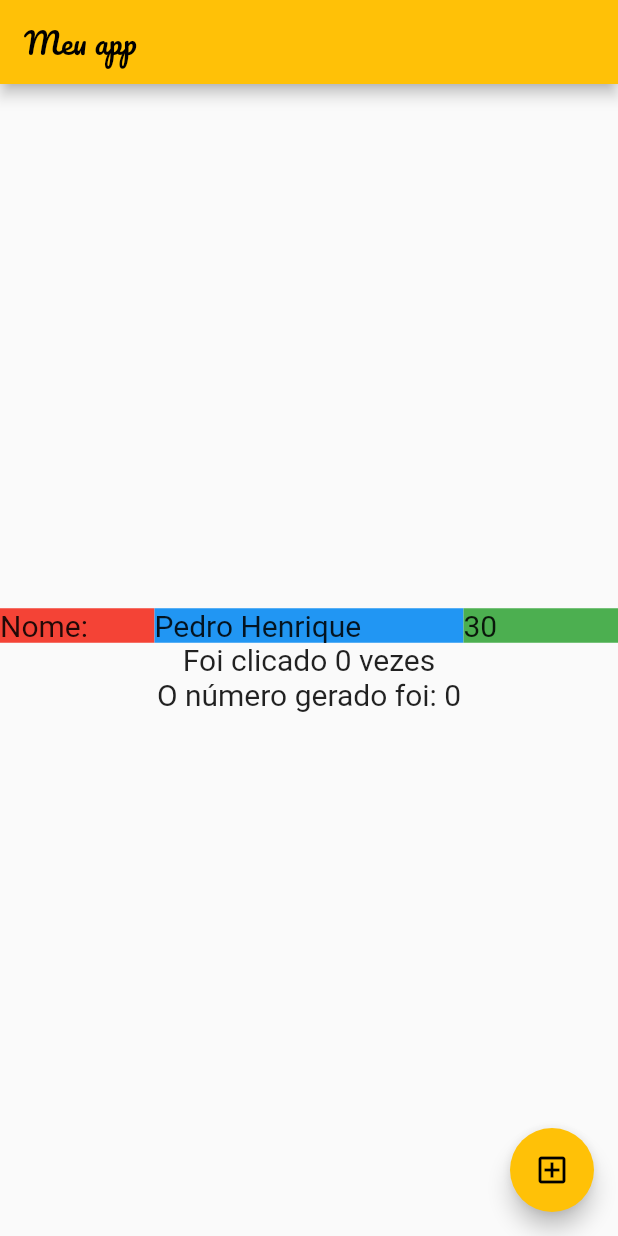
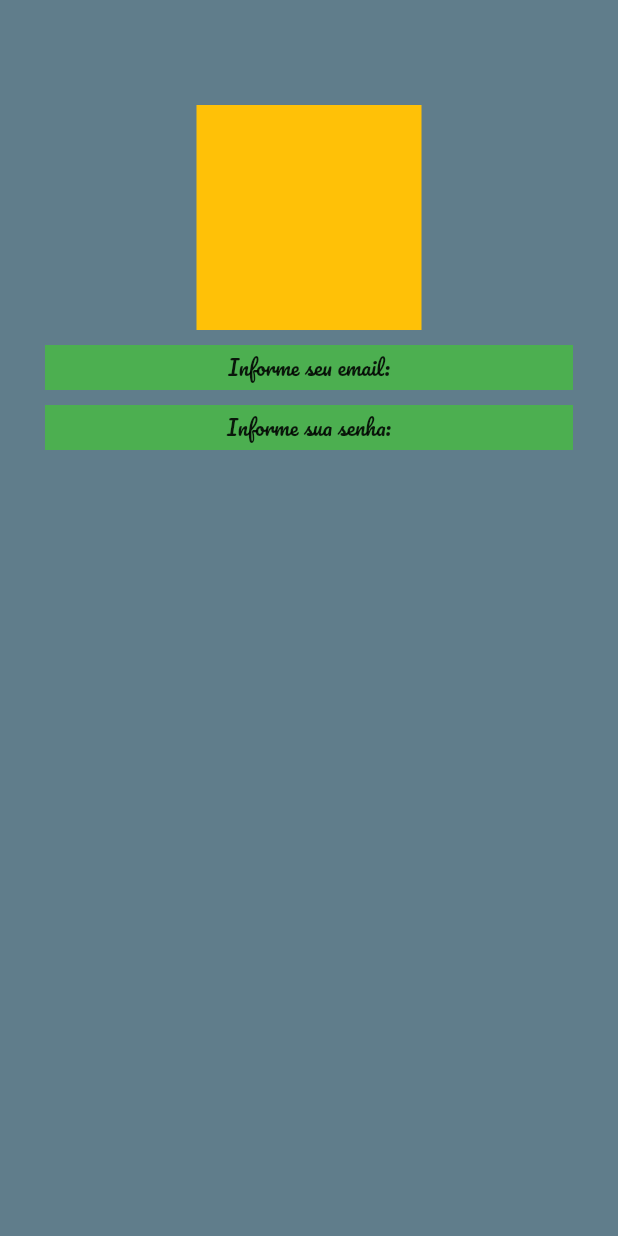
Before and after one commit to PedroHenriquebc/flutter-fundamentals, a Flutter app: the screen it shows after launch, on a phone screen of 412 x 824 dp. Run offline on Flutter 3.47's test engine with Material 2 defaults, Android fonts, the phone set to English and light mode, and no system bars; our stand-ins replace google_fonts; Roboto replaces fonts that are missing (Acme).

Commit message:
feat: Adiciona simulação de tela de Login com blocos

```diff
--- a/lib/my_app.dart
+++ b/lib/my_app.dart
@@ -1,6 +1,6 @@
 import 'package:flutter/material.dart';
 import 'package:google_fonts/google_fonts.dart';
-import 'package:trilhaapp/pages/home_page.dart';
+import 'package:trilhaapp/pages/login_pages.dart';
 
 class MyApp extends StatelessWidget {
   const MyApp({super.key});
@@ -12,7 +12,7 @@ class MyApp extends StatelessWidget {
         primarySwatch: Colors.amber,
         textTheme: GoogleFonts.pacificoTextTheme(),
       ),
-      home: const HomePage(),
+      home: const LoginPage(),
     );
   }
 }
--- /dev/null
+++ b/lib/pages/login_pages.dart
@@ -0,0 +1,57 @@
+import 'package:flutter/material.dart';
+
+class LoginPage extends StatefulWidget {
+  const LoginPage({super.key});
+
+  @override
+  State<LoginPage> createState() => _LoginPageState();
+}
+
+class _LoginPageState extends State<LoginPage> {
+  @override
+  Widget build(BuildContext context) {
+    return SafeArea(
+      child: Scaffold(
+        backgroundColor: Colors.blueGrey,
+        body: SizedBox(
+          width: double.infinity,
+          child: Column(
+            crossAxisAlignment: CrossAxisAlignment.center,
+            children: [
+              const SizedBox(
+                height: 70,
+              ),
+              Container(
+                width: 150,
+                height: 150,
+                color: Colors.amber,
+              ),
+              const SizedBox(
+                height: 10,
+              ),
+              Container(
+                width: double.infinity,
+                margin: const EdgeInsets.symmetric(horizontal: 30),
+                color: Colors.green,
+                height: 30,
+                alignment: Alignment.center,
+                child: const Text("Informe seu email:"),
+              ),
+              const SizedBox(
+                height: 10,
+              ),
+              Container(
+                width: double.infinity,
+                margin: const EdgeInsets.symmetric(horizontal: 30),
+                color: Colors.green,
+                height: 30,
+                alignment: Alignment.center,
+                child: const Text("Informe sua senha:"),
+              )
+            ],
+          ),
+        ),
+      ),
+    );
+  }
+}
--- a/pubspec.yaml
+++ b/pubspec.yaml
@@ -28,6 +28,7 @@ environment:
 # the latest version available on pub.dev. To see which dependencies have newer
 # versions available, run `flutter pub outdated`.
 dependencies:
+  google_fonts: ^6.1.0
   flutter:
     sdk: flutter
 
```
Also changed, not shown: pubspec.lock, 2 other files.
